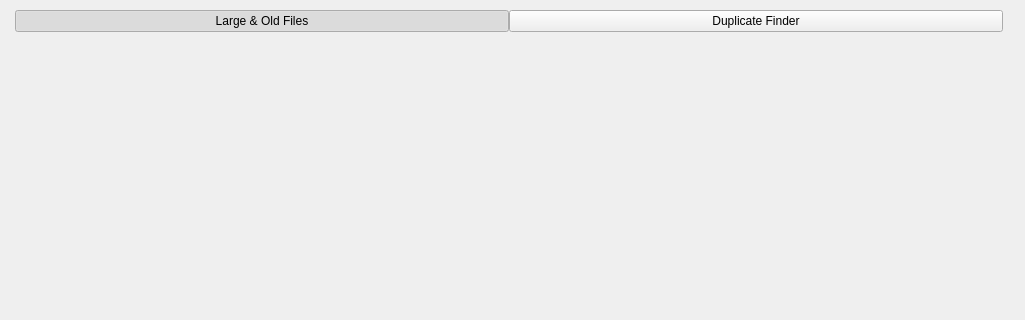
This is shared/nexis/Pages/DiskTools/disk_tools_page.ui in s4solutionsllc/Nexis as Qt 5 draws it before an edit; both pictures show x 0 to 1025 and y 0 to 320 of the 1025 by 736 pixel window. The edited form follows.
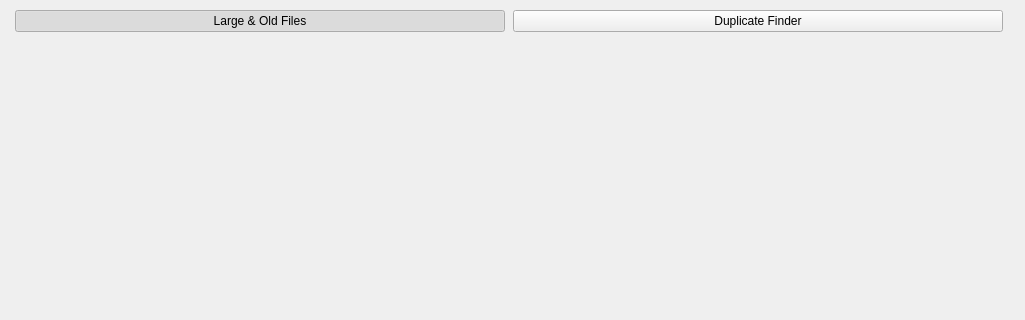
This is the edited form.

Commit message: feat(ux): Disk Tools page — elevated cards, tab spacing, empty state (NEX Phase-2, SSO-13739)

The edit to the form file:
```diff
--- a/shared/nexis/Pages/DiskTools/disk_tools_page.ui
+++ b/shared/nexis/Pages/DiskTools/disk_tools_page.ui
@@ -15,8 +15,13 @@
    <property name="rightMargin"><number>15</number></property>
    <property name="bottomMargin"><number>15</number></property>
    <item>
+    <widget class="QWidget" name="sectionHeaderRow" native="true">
     <layout class="QHBoxLayout" name="modeBarLayout">
-     <property name="spacing"><number>0</number></property>
+      <property name="leftMargin"><number>0</number></property>
+      <property name="topMargin"><number>0</number></property>
+      <property name="rightMargin"><number>0</number></property>
+      <property name="bottomMargin"><number>4</number></property>
+      <property name="spacing"><number>8</number></property>
      <item>
       <widget class="QPushButton" name="btnModeLargeOld">
        <property name="text"><string>Large &amp;&amp; Old Files</string></property>
@@ -36,6 +41,7 @@
       </spacer>
      </item>
     </layout>
+    </widget>
    </item>
    <item>
     <widget class="QStackedWidget" name="stackedModes">
```
Lines whose indentation alone changed are shown as unchanged. The commit also changes 5 other files.
